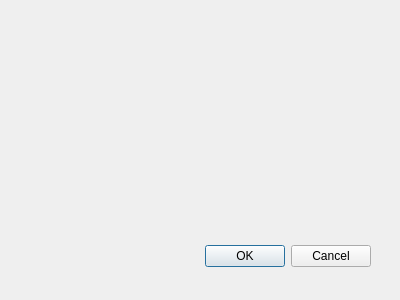
Before: the Qt Designer form SortDialog.ui in Tsunaou/Student-Management-System-Qt, drawn with Qt 5.
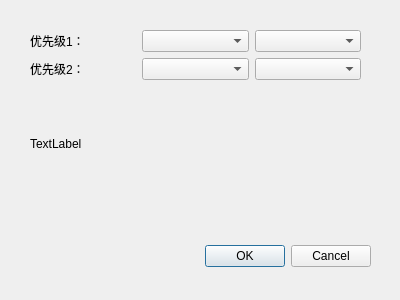
After: the same form once the commit is applied.

Commit message: fixed the primary key bug

```diff
--- a/SortDialog.ui
+++ b/SortDialog.ui
@@ -32,13 +32,51 @@
   <widget class="QWidget" name="gridLayoutWidget">
    <property name="geometry">
     <rect>
-     <x>20</x>
-     <y>20</y>
-     <width>351</width>
-     <height>201</height>
+     <x>30</x>
+     <y>30</y>
+     <width>331</width>
+     <height>171</height>
     </rect>
    </property>
-   <layout class="QGridLayout" name="gridLayout"/>
+   <layout class="QGridLayout" name="gridLayout_5">
+    <item row="0" column="0">
+     <layout class="QGridLayout" name="gridLayout_6">
+      <item row="0" column="0">
+       <widget class="QLabel" name="label_21">
+        <property name="text">
+         <string>优先级1：</string>
+        </property>
+       </widget>
+      </item>
+      <item row="1" column="0">
+       <widget class="QLabel" name="label_22">
+        <property name="text">
+         <string>优先级2：</string>
+        </property>
+       </widget>
+      </item>
+      <item row="0" column="1">
+       <widget class="QComboBox" name="comboBox"/>
+      </item>
+      <item row="0" column="2">
+       <widget class="QComboBox" name="comboBox_3"/>
+      </item>
+      <item row="1" column="1">
+       <widget class="QComboBox" name="comboBox_2"/>
+      </item>
+      <item row="1" column="2">
+       <widget class="QComboBox" name="comboBox_4"/>
+      </item>
+      <item row="2" column="0">
+       <widget class="QLabel" name="label_23">
+        <property name="text">
+         <string>TextLabel</string>
+        </property>
+       </widget>
+      </item>
+     </layout>
+    </item>
+   </layout>
   </widget>
  </widget>
  <resources/>
```
The commit also changes 2 other files.
